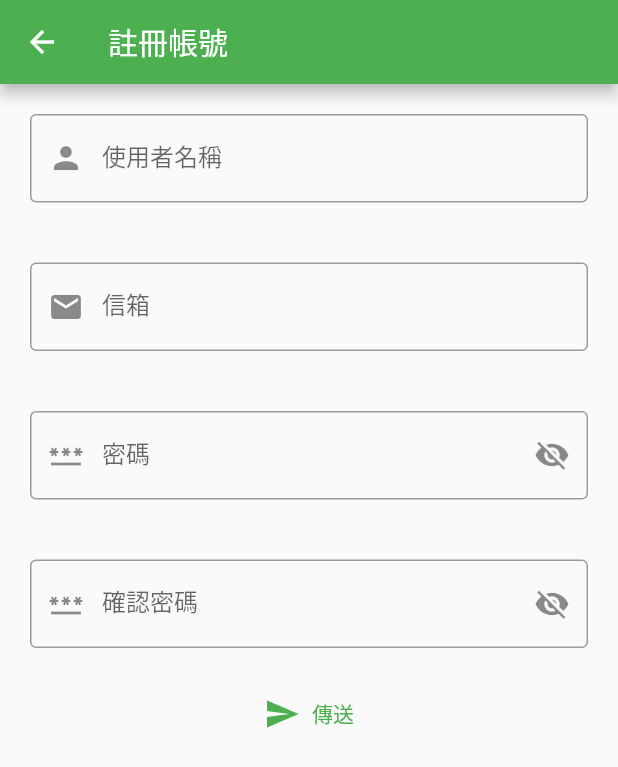
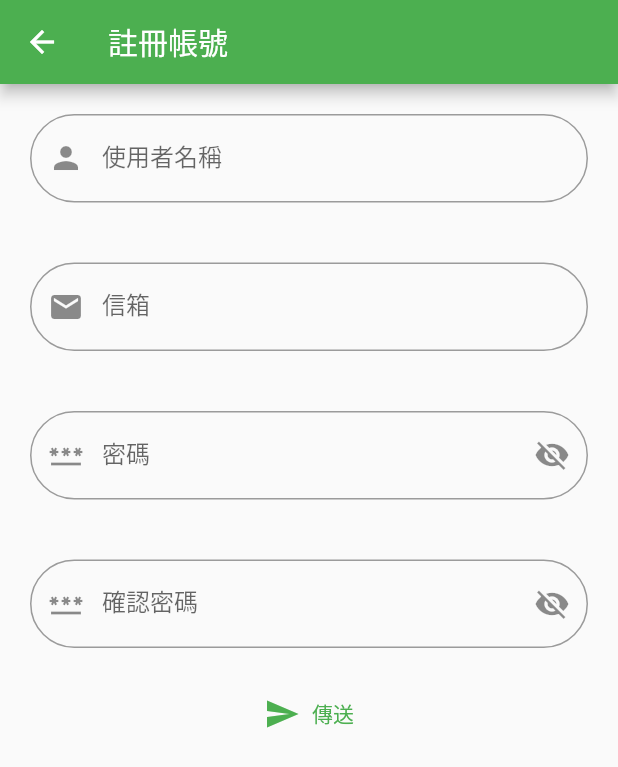
Before and after one commit to ZouXa-88/vc_user, a Flutter app: the screen it shows after launch, after a tap on "註冊帳號", on a phone screen of 412 x 824 dp. Shown: the top 767 px of the screen. Run offline on Flutter 3.47's test engine with Material 2 defaults, Android fonts, the phone set to English and light mode, and no system bars; our stand-ins replace basic_utils, permission_handler, qr_flutter; missing offline and left inert: qr_code_scanner; accounts and stored records are empty; statements that could not run were skipped.

Commit message:
login page

```diff
--- a/lib/login_page.dart
+++ b/lib/login_page.dart
@@ -58,7 +58,7 @@ class _LoginPage extends State<LoginPage> {
         Navigator.pushAndRemoveUntil(
           context,
           MaterialPageRoute(
-            builder: (context) => MainPage(account: accounts.getAccount("001")!,),
+            builder: (context) => MainScreen(account: accounts.getAccount("001")!,),
           ),
           (route) => false,
         );
@@ -111,7 +111,9 @@ class _LoginPage extends State<LoginPage> {
                       keyboardType: TextInputType.emailAddress,
                       decoration: const InputDecoration(
                         labelText: "信箱",
-                        border: OutlineInputBorder(),
+                        border: OutlineInputBorder(
+                          borderRadius: BorderRadius.all(Radius.circular(30)),
+                        ),
                         prefixIcon: Icon(Icons.email),
                       ),
                       onChanged: (text) {
@@ -142,7 +144,9 @@ class _LoginPage extends State<LoginPage> {
                             });
                           },
                         ),
-                        border: const OutlineInputBorder(),
+                        border: const OutlineInputBorder(
+                          borderRadius: BorderRadius.all(Radius.circular(30)),
+                        ),
                       ),
                       onChanged: (text) {
                         _password = text;
@@ -209,7 +213,6 @@ class _CreateAccountPage extends State<CreateAccountPage> {
   String _userName = "";
   String _email = "";
   String _password = "";
-  String _passwordAgain = "";
 
 
   void _create(BuildContext context, {required String userName, required String email, required String password}) async {
@@ -254,7 +257,8 @@ class _CreateAccountPage extends State<CreateAccountPage> {
         appBar: AppBar(
           title: const Text("註冊帳號"),
         ),
-        body: Form(
+        body: SingleChildScrollView(
+          child: Form(
             key: _formKey,
             child: Column(
               mainAxisAlignment: MainAxisAlignment.start,
@@ -267,7 +271,9 @@ class _CreateAccountPage extends State<CreateAccountPage> {
                     keyboardType: TextInputType.text,
                     decoration: const InputDecoration(
                       labelText: "使用者名稱",
-                    border: OutlineInputBorder(),
+                      border: OutlineInputBorder(
+                        borderRadius: BorderRadius.all(Radius.circular(30)),
+                      ),
                       prefixIcon: Icon(Icons.person),
                     ),
                     onChanged: (text) {
@@ -287,7 +293,9 @@ class _CreateAccountPage extends State<CreateAccountPage> {
                     keyboardType: TextInputType.emailAddress,
                     decoration: const InputDecoration(
                       labelText: "信箱",
-                    border: OutlineInputBorder(),
+                      border: OutlineInputBorder(
+                        borderRadius: BorderRadius.all(Radius.circular(30)),
+                      ),
                       prefixIcon: Icon(Icons.email),
                     ),
                     onChanged: (text) {
@@ -308,7 +316,9 @@ class _CreateAccountPage extends State<CreateAccountPage> {
                     obscureText: !_passwordVisible,
                     decoration: InputDecoration(
                       labelText: "密碼",
-                    border: const OutlineInputBorder(),
+                      border: const OutlineInputBorder(
+                        borderRadius: BorderRadius.all(Radius.circular(30)),
+                      ),
                       prefixIcon: const Icon(Icons.password),
                       suffixIcon: IconButton(
                         icon: _passwordVisible
@@ -339,7 +349,9 @@ class _CreateAccountPage extends State<CreateAccountPage> {
                     obscureText: !_passwordVisible,
                     decoration: InputDecoration(
                       labelText: "確認密碼",
-                    border: const OutlineInputBorder(),
+                      border: const OutlineInputBorder(
+                        borderRadius: BorderRadius.all(Radius.circular(30)),
+                      ),
                       prefixIcon: const Icon(Icons.password),
                       suffixIcon: IconButton(
                         icon: _passwordVisible
@@ -352,11 +364,6 @@ class _CreateAccountPage extends State<CreateAccountPage> {
                         },
                       ),
                     ),
-                  onChanged: (text) {
-                    setState(() {
-                      _passwordAgain = text;
-                    });
-                  },
                     validator: (text) {
                       if(text == null || text.isEmpty) {
                         return "請再次輸入密碼";
@@ -381,9 +388,9 @@ class _CreateAccountPage extends State<CreateAccountPage> {
             ),
           ),
         ),
+      ),
     );
   }
-
 }
 
 // ==========CreateAccountPage==========
```
Also changed, not shown: lib/main.dart (+7 -7 lines), 1 other file. Lines whose indentation alone changed are shown as unchanged.
